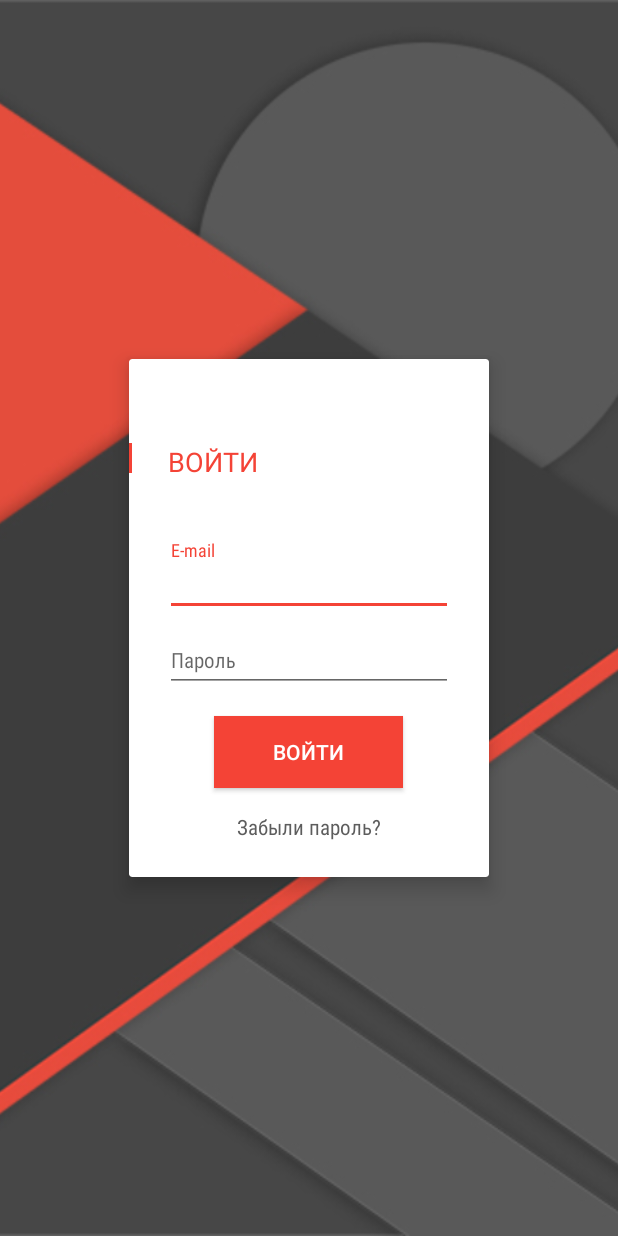
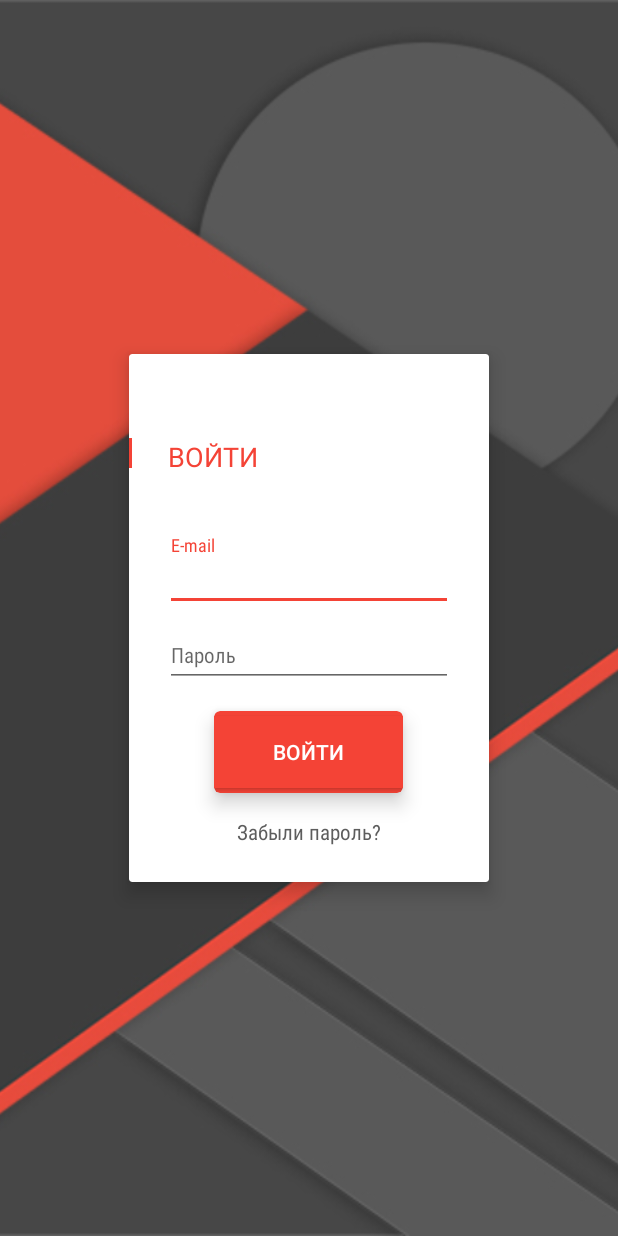
Before and after one commit to Malchish/DevIntensive, an Android app: the AuthActivity screen opened directly, with no data from a screen before it, on a phone screen of 412 x 824 dp. Run offline under Robolectric (Android 15) with nearby library versions, the phone set to English and light mode, and no system bars; network calls fail.

Commit message:
Search of users are done with the help of SearchView interface

```diff
--- a/app/src/main/java/com/softdesign/devintensive/ui/adapters/UserAdapter.java
+++ b/app/src/main/java/com/softdesign/devintensive/ui/adapters/UserAdapter.java
@@ -10,6 +10,7 @@ import android.widget.TextView;
 
 import com.softdesign.devintensive.R;
 import com.softdesign.devintensive.data.network.res.UserListRes;
+import com.softdesign.devintensive.data.storage.models.UserDTO;
 import com.softdesign.devintensive.ui.view.AspectRatioImageView;
 import com.squareup.picasso.Picasso;
 
@@ -30,6 +31,8 @@ public class UserAdapter extends RecyclerView.Adapter<UserAdapter.UserViewHolder
         this.mCustomClickListener = customClickListener;
     }
 
+
+
     @Override
     public UserAdapter.UserViewHolder onCreateViewHolder(ViewGroup parent, int viewType) {
 
@@ -37,6 +40,7 @@ public class UserAdapter extends RecyclerView.Adapter<UserAdapter.UserViewHolder
         View convertView  = LayoutInflater.from(parent.getContext()).inflate(R.layout.item_user_list, parent, false);
 
         return new UserViewHolder(convertView, mCustomClickListener);
+
     }
 
     @Override
--- a/app/src/main/res/layout/activity_auth.xml
+++ b/app/src/main/res/layout/activity_auth.xml
@@ -29,13 +29,9 @@
         android:layout_width="240dp"
         android:layout_gravity="center"
         app:cardBackgroundColor="@color/white"
+        app:cardCornerRadius="2dp"
         app:cardElevation="8dp">
-    <!--<LinearLayout
-        android:id="@+id/all"
-        android:orientation="vertical"
-        android:layout_width="match_parent"
-        android:layout_height="match_parent"
-        android:background="@drawable/login_bg">-->
+
 
 
         <LinearLayout
@@ -105,18 +101,31 @@
                     android:inputType="textPassword"
                     android:textColorHint="@color/grey"/>
             </android.support.design.widget.TextInputLayout>
+
+    <android.support.v7.widget.CardView
+
+        android:layout_height="match_parent"
+        android:layout_width="126dp"
+        android:layout_gravity="center_horizontal"
+        app:cardBackgroundColor="@color/color_accent"
+        app:cardElevation="8dp"
+        app:cardCornerRadius="4dp"
+        android:layout_marginTop="@dimen/horizontal_margins_on_mobile_16">
             <Button
                 android:id="@+id/login_btn"
                 style="@style/AppTheme.Button.Red"
                 android:layout_width="wrap_content"
                 android:layout_height="wrap_content"
                 android:layout_gravity="center_horizontal"
-                android:layout_marginTop="@dimen/horizontal_margins_on_mobile_16"
                 android:minWidth="126dp"
                 android:background="@color/color_accent"
                 android:text="Войти"
+                android:layout_marginTop="3dp"
+                android:layout_marginBottom="3dp"
                 android:textAllCaps="true"
                 android:theme="@style/AppTheme.Button.Red"/>
+    </android.support.v7.widget.CardView>
+
 
             <TextView
                 android:id="@+id/remember_txt"
--- a/app/src/main/res/layout/activity_user_list.xml
+++ b/app/src/main/res/layout/activity_user_list.xml
@@ -15,13 +15,14 @@
         android:layout_width="match_parent"
         android:layout_height="match_parent">
 
-        <android.support.design.widget.AppBarLayout
+                <android.support.design.widget.AppBarLayout
             android:id="@+id/appBar_layout"
             android:layout_marginTop="@dimen/card_left_and_right_padding_24"
             android:theme="@style/AppTheme.AppBarOverlay"
             android:background="@color/color_primary"
             android:layout_width="match_parent"
             android:layout_height="wrap_content">
+
 
 
 
@@ -35,6 +36,9 @@
                 android:layout_height="?attr/actionBarSize"
                 app:theme="@style/ToolBarStyle"
                 app:popupTheme="@style/AppTheme.PopupOverlay"/>
+
+
+
 
         </android.support.design.widget.AppBarLayout>
 
--- a/app/src/main/res/layout/user_list_content.xml
+++ b/app/src/main/res/layout/user_list_content.xml
@@ -7,4 +7,8 @@
     android:layout_height="wrap_content"
     android:layout_marginTop="@dimen/size_medium_56"
     android:paddingLeft="@dimen/space_between_content_areas_8"
-    android:paddingRight="@dimen/space_between_content_areas_8"/>
+    android:paddingRight="@dimen/space_between_content_areas_8">
+
+
+
+</android.support.v7.widget.RecyclerView>
--- /dev/null
+++ b/app/src/main/res/values/ids.xml
@@ -0,0 +1,4 @@
+<?xml version="1.0" encoding="utf-8"?>
+<resources>
+    <item name="search_menu" type="id">search_menu</item>
+</resources>
--- a/app/src/main/res/values/strings.xml
+++ b/app/src/main/res/values/strings.xml
@@ -9,5 +9,6 @@
     <string name="choose_photo">Выберите фото</string>
     <string name="enter">ВОЙТИ</string>
     <string name="textSize_14">14dp</string>
+    <string name="hint_search">Search here</string>
 
 </resources>
```
Also changed, not shown: app/src/main/AndroidManifest.xml (+7 -1 lines), app/src/main/java/com/softdesign/devintensive/ui/activities/UserListActivity.java (+67 -7 lines), app/src/main/res/menu/search_menu.xml (added, +11 -0 lines).
